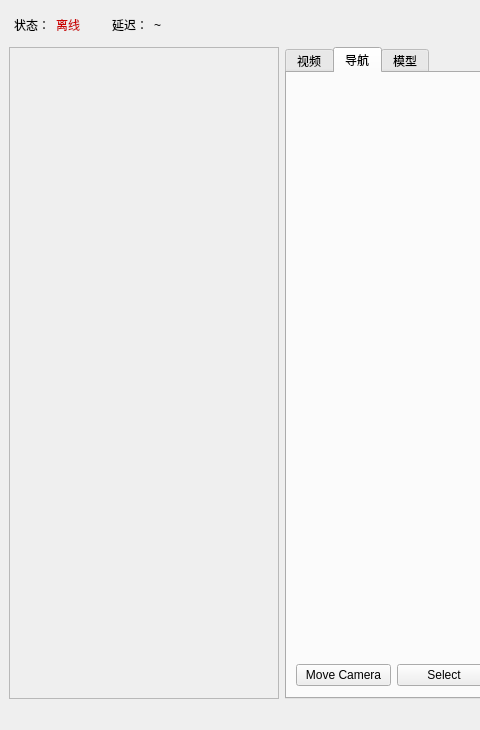
First picture: the form in ui/main_window.ui, repository hou080146/Ros_Qt_Rviz_GUI, before the edit; both pictures show x 0 to 480 and y 0 to 730 of the 1300 by 730 pixel window.
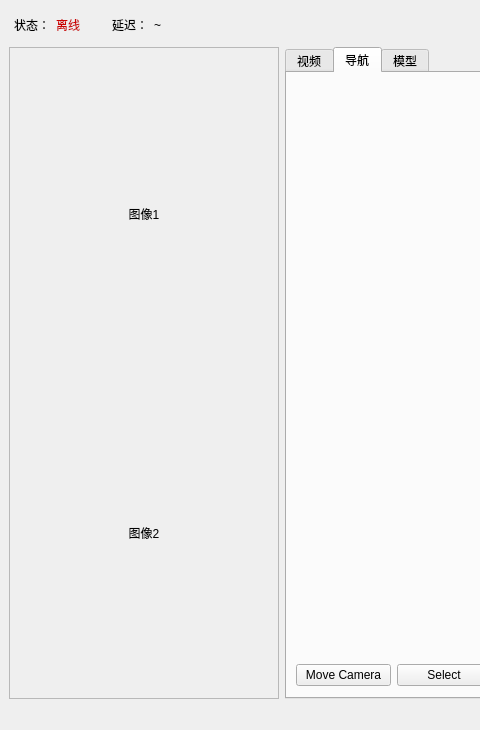
Second picture: the form after the edit. Icons and pictures are not drawn.

Patch:
```diff
--- a/ui/main_window.ui
+++ b/ui/main_window.ui
@@ -215,7 +215,28 @@
         <property name="frameShadow">
          <enum>QFrame::Raised</enum>
         </property>
-        <layout class="QVBoxLayout" name="verticalLayout_3"/>
+        <layout class="QVBoxLayout" name="verticalLayout">
+         <item>
+          <widget class="QLabel" name="label_image00">
+           <property name="text">
+            <string>图像1</string>
+           </property>
+           <property name="alignment">
+            <set>Qt::AlignCenter</set>
+           </property>
+          </widget>
+         </item>
+         <item>
+          <widget class="QLabel" name="label_image01">
+           <property name="text">
+            <string>图像2</string>
+           </property>
+           <property name="alignment">
+            <set>Qt::AlignCenter</set>
+           </property>
+          </widget>
+         </item>
+        </layout>
        </widget>
       </item>
       <item>
```
